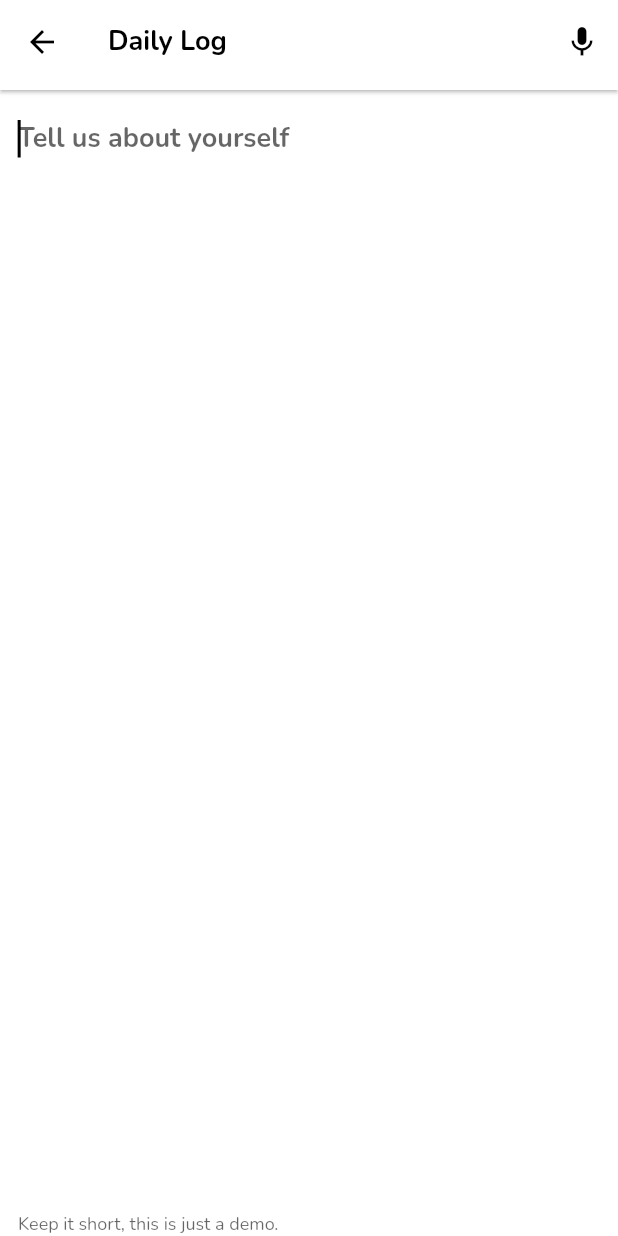
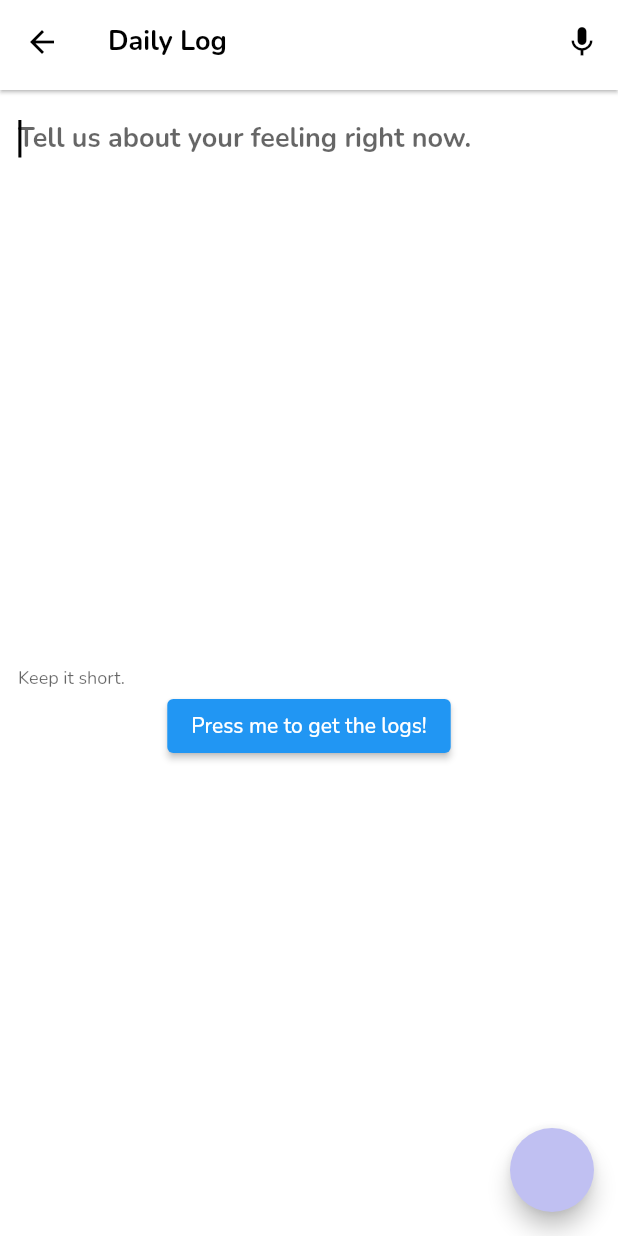
Before and after one commit to Anishh-Joshi/Sanity, a Flutter app: the WritePage screen opened directly, on a phone screen of 412 x 824 dp. Run offline on Flutter 3.47's test engine with Material 2 defaults, Android fonts, the phone set to English and light mode, and no system bars; our stand-ins replace bloc, dio, equatable, flutter_bloc, flutter_font_icons, image_picker and 3 more; missing offline and left inert: flutter_verification_code; accounts and stored records are empty; project files that could hold a hidden picture were left out.

Commit message:
log implementation

```diff
--- /dev/null
+++ b/lib/blocs/log_bloc/log_bloc_bloc.dart
@@ -0,0 +1,37 @@
+import 'package:bloc/bloc.dart';
+import 'package:equatable/equatable.dart';
+import 'package:sanity/repository/log_repository/log_repo.dart';
+import 'package:intl/intl.dart';
+part 'log_bloc_event.dart';
+part 'log_bloc_state.dart';
+
+class LogBlocBloc extends Bloc<LogBlocEvent, LogBlocState> {
+  final LogRepository repo;
+
+  LogBlocBloc({required this.repo}) : super(LogBlocInitial()) {
+    on<LogSendButtonPressed>(_sendLog);
+    on<LogLoading>(_logLoading);
+    on<CheckLogToday>(_checkLog);
+  }
+
+  void _sendLog(LogSendButtonPressed event, Emitter<LogBlocState> emit) async {
+    emit(LogSending());
+    try {
+      await repo.sendLog(event.log, event.userId);
+    } catch (e) {
+      print(e.toString());
+      emit(LogSent());
+    }
+    emit(LogSent());
+  }
+
+  void _logLoading(LogLoading event, Emitter<LogBlocState> emit) async {
+    emit(LogSent());
+  }
+
+  void _checkLog(CheckLogToday event, Emitter<LogBlocState> emit) async {
+    final Map receivedMap = await repo.retrieveLog(1);
+    emit(LogSent());
+  }
+
+}
--- /dev/null
+++ b/lib/blocs/log_bloc/log_bloc_event.dart
@@ -0,0 +1,24 @@
+part of 'log_bloc_bloc.dart';
+
+abstract class LogBlocEvent extends Equatable {
+  const LogBlocEvent();
+
+  @override
+  List<Object> get props => [];
+}
+
+class LogLoading extends LogBlocEvent {}
+
+class CheckLogToday extends LogBlocEvent {
+
+}
+
+class LogSendButtonPressed extends LogBlocEvent{
+  final String log;
+  final int userId;
+
+  const LogSendButtonPressed({required this.log, required this.userId});
+  @override
+  List<Object> get props => [log, userId];
+
+}
--- /dev/null
+++ b/lib/blocs/log_bloc/log_bloc_state.dart
@@ -0,0 +1,12 @@
+part of 'log_bloc_bloc.dart';
+
+abstract class LogBlocState extends Equatable {
+  const LogBlocState();
+
+  @override
+  List<Object> get props => [];
+}
+
+class LogBlocInitial extends LogBlocState {}
+class LogSending extends LogBlocState{}
+class LogSent extends LogBlocState{}
--- a/lib/main.dart
+++ b/lib/main.dart
@@ -1,6 +1,7 @@
 import 'package:flutter/material.dart';
 import 'package:flutter_bloc/flutter_bloc.dart';
 import 'package:sanity/blocs/home/home_bloc.dart';
+import 'package:sanity/blocs/log_bloc/log_bloc_bloc.dart';
 import 'package:sanity/blocs/login/login_bloc.dart';
 import 'package:sanity/blocs/theme/theme_bloc_bloc.dart';
 import 'package:sanity/blocs/user_info_bloc/user_info_bloc.dart';
@@ -8,6 +9,7 @@ import 'package:sanity/config/app_router.dart';
 import 'package:sanity/config/theme.dart';
 import 'package:sanity/landingpage.dart';
 import 'package:sanity/repository/auth_repo.dart';
+import 'package:sanity/repository/log_repository/log_repo.dart';
 import 'package:sanity/repository/signup/signup_repo.dart';
 
 void main() async {
@@ -21,6 +23,7 @@ class MyApp extends StatelessWidget {
     return MultiBlocProvider(
         providers: [
           BlocProvider(create: (context) => ThemeBloc()..add(LoadTheme())),
+          BlocProvider(create: (context)=>LogBlocBloc(repo: LogRepository())..add(LogLoading())),
           BlocProvider(
               create: (context) => LoginBloc(
                     repo: AuthRepository(),
@@ -38,7 +41,7 @@ class MyApp extends StatelessWidget {
             return MaterialApp(
               title: 'Sanity',
               debugShowCheckedModeBanner: false,
-              theme: theme(isDark: state.isDark),
+              theme: theme(isDark: false),
               onGenerateRoute: AppRouter.onGenerateRoute,
               initialRoute: LandingPage.routeName,
             );
--- a/lib/screens/login/sign_up.dart
+++ b/lib/screens/login/sign_up.dart
@@ -14,7 +14,7 @@ class Signup extends StatefulWidget {
         settings: const RouteSettings(name: routeName));
   }
 
-  @override
+@override
   State<Signup> createState() => _SignupState();
 }
 
--- a/lib/screens/write/write.dart
+++ b/lib/screens/write/write.dart
@@ -1,21 +1,81 @@
 import 'package:flutter/material.dart';
+import 'package:flutter_bloc/flutter_bloc.dart';
+import 'package:sanity/blocs/home/home_bloc.dart';
+import 'package:sanity/blocs/log_bloc/log_bloc_bloc.dart';
+import 'package:sanity/blocs/login/login_bloc.dart';
 import 'package:sanity/widgets/custom_appbar.dart';
 
-class WritePage extends StatelessWidget {
+class WritePage extends StatefulWidget {
   const WritePage({Key? key}) : super(key: key);
+
+  @override
+  State<WritePage> createState() => _WritePageState();
+}
+
+class _WritePageState extends State<WritePage> {
+  final TextEditingController _writtenLogController = TextEditingController();
+  void handleSubmit(BuildContext context) {
+   try{
+     context
+        .read<LogBlocBloc>()
+        .add(LogSendButtonPressed(log: _writtenLogController.text, userId: 1));
+   }catch(e){
+    print('Something Went Wrong!');
+   }
+
+   _writtenLogController.clear();
+  }
+
+  void handleGet(BuildContext context){
+    context.read<LogBlocBloc>().add(CheckLogToday());
+  }
+
+  @override
+  void dispose(){
+    _writtenLogController.dispose();
+    super.dispose();
+  }
 
   @override
   Widget build(BuildContext context) {
     return Scaffold(
-      appBar: MyCustomAppBar(appBarTitle: 'Daily Log', iconData: Icons.mic, onPressed: (){}),
-      body: TextField(
+      floatingActionButton: BlocBuilder<HomeBloc, HomeState>(
+        builder: (context, state) {
+          if (state is HomeLoaded) {
+            return FloatingActionButton(
+              onPressed: () => handleSubmit(context),
+              child: const Icon(Icons.send),
+              backgroundColor: Theme.of(context).primaryColor,
+            );
+          }
+          return FloatingActionButton(
+            onPressed: () {},
+            backgroundColor: Theme.of(context).primaryColor,
+          );
+        },
+      ),
+      appBar: MyCustomAppBar(
+          appBarTitle: 'Daily Log', iconData: Icons.mic, onPressed: () {}),
+      body: BlocBuilder<LogBlocBloc, LogBlocState>(
+        builder: (context, state) {
+          if (state is LogSending) {
+            return const Center(
+              child: CircularProgressIndicator(),
+            );
+          } else if (state is LogSent) {
+            return Column(
+              children: [
+                Container(
+                  height: 400,
+                  child: TextField(
+                    controller: _writtenLogController,
                     decoration: const InputDecoration(
                       focusedBorder: OutlineInputBorder(
                         borderRadius: BorderRadius.all(Radius.circular(4)),
                         borderSide: BorderSide(width: 1, color: Colors.transparent),
                       ),
-          hintText: 'Tell us about yourself',
-          helperText: 'Keep it short, this is just a demo.',
+                      hintText: 'Tell us about your feeling right now.',
+                      helperText: 'Keep it short.',
                     ),
                     maxLines: MediaQuery.of(context).size.height.floor(),
                     autofocus: true,
@@ -23,6 +83,14 @@ class WritePage extends StatelessWidget {
                     style: Theme.of(context).textTheme.headline3,
                     keyboardType: TextInputType.multiline,
                   ),
+                ),
+                ElevatedButton(onPressed: ()=>handleGet(context) ,child: Text("Press me to get the logs!"))
+              ],
+            );
+          }
+          return const Center(child: Text("Something went wrong!"));
+        },
+      ),
     );
   }
 }
--- a/pubspec.yaml
+++ b/pubspec.yaml
@@ -47,6 +47,8 @@ dependencies:
   image_picker: ^0.8.5+3
   cross_file_image: ^1.0.0
   persistent_bottom_nav_bar_v2: ^4.2.4
+  flutter_icons: ^1.1.0
+  intl: ^0.17.0
 
 dev_dependencies:
   flutter_test:
```
Also changed, not shown: lib/repository/log_repository/log_repo.dart (added, +33 -0 lines), pubspec.lock. Lines whose indentation alone changed are shown as unchanged.
